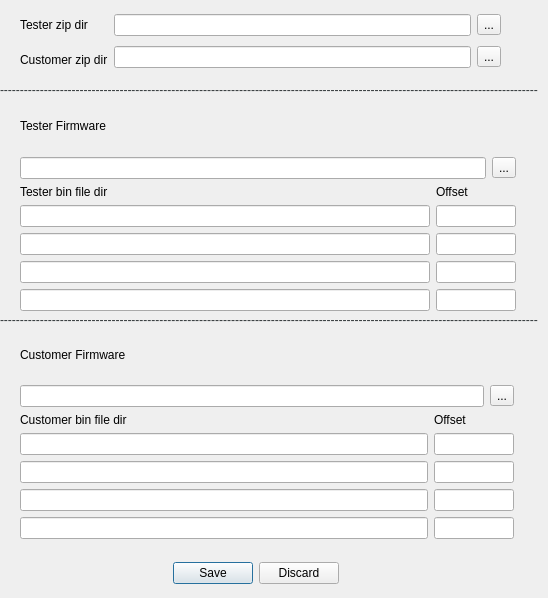
Before: the Qt Designer form PyQTUI/childrenForm.ui in wangyixu12/Esp32DownloadTools, drawn with Qt 5.
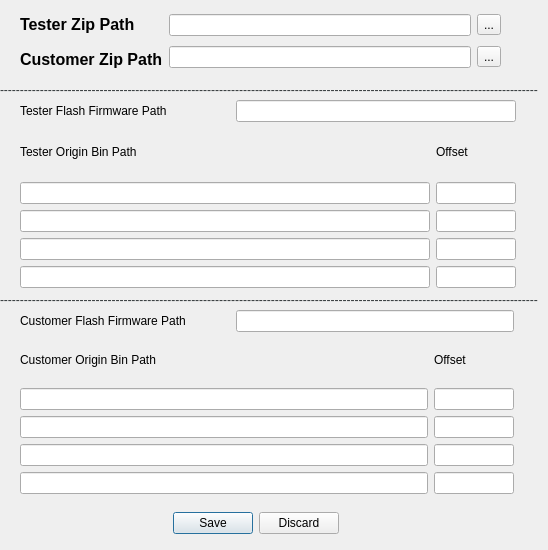
After: the same form once the commit is applied.

Commit message: 修改了设置界面

Patch:
```diff
--- a/PyQTUI/childrenForm.ui
+++ b/PyQTUI/childrenForm.ui
@@ -7,7 +7,7 @@
     <x>0</x>
     <y>0</y>
     <width>548</width>
-    <height>598</height>
+    <height>550</height>
    </rect>
   </property>
   <property name="minimumSize">
@@ -19,7 +19,7 @@
   <property name="maximumSize">
    <size>
     <width>548</width>
-    <height>700</height>
+    <height>550</height>
    </size>
   </property>
   <property name="windowTitle">
@@ -29,7 +29,7 @@
    <property name="geometry">
     <rect>
      <x>130</x>
-     <y>560</y>
+     <y>510</y>
      <width>251</width>
      <height>26</height>
     </rect>
@@ -56,14 +56,14 @@
       <item>
        <widget class="QLabel" name="label_5">
         <property name="text">
-         <string>Tester zip dir</string>
+         <string>&lt;html&gt;&lt;head/&gt;&lt;body&gt;&lt;p&gt;&lt;span style=&quot; font-size:12pt; font-weight:600;&quot;&gt;Tester Zip Path&lt;/span&gt;&lt;/p&gt;&lt;/body&gt;&lt;/html&gt;</string>
         </property>
        </widget>
       </item>
       <item>
        <widget class="QLabel" name="label_6">
         <property name="text">
-         <string>Customer zip dir</string>
+         <string>&lt;html&gt;&lt;head/&gt;&lt;body&gt;&lt;p&gt;&lt;span style=&quot; font-size:12pt; font-weight:600;&quot;&gt;Customer Zip Path&lt;/span&gt;&lt;/p&gt;&lt;/body&gt;&lt;/html&gt;</string>
         </property>
        </widget>
       </item>
@@ -120,7 +120,7 @@
    <property name="geometry">
     <rect>
      <x>0</x>
-     <y>310</y>
+     <y>290</y>
      <width>541</width>
      <height>20</height>
     </rect>
@@ -129,22 +129,28 @@
     <string>&lt;html&gt;&lt;head/&gt;&lt;body&gt;&lt;p&gt;&lt;span style=&quot; color:#2e3436;&quot;&gt;---------------------------------------------------------------------------------------------------------------------------------------&lt;/span&gt;&lt;/p&gt;&lt;/body&gt;&lt;/html&gt;</string>
    </property>
   </widget>
-  <widget class="QWidget" name="">
+  <widget class="QWidget" name="layoutWidget">
    <property name="geometry">
     <rect>
      <x>20</x>
      <y>100</y>
      <width>496</width>
-     <height>211</height>
+     <height>188</height>
     </rect>
    </property>
-   <layout class="QVBoxLayout" name="verticalLayout_13">
+   <layout class="QVBoxLayout" name="verticalLayout_6">
     <item>
-     <layout class="QVBoxLayout" name="verticalLayout_10">
+     <layout class="QHBoxLayout" name="horizontalLayout_11">
       <item>
        <widget class="QLabel" name="label_7">
+        <property name="minimumSize">
+         <size>
+          <width>210</width>
+          <height>0</height>
+         </size>
+        </property>
         <property name="text">
-         <string>Tester Firmware</string>
+         <string>Tester Flash Firmware Path</string>
         </property>
        </widget>
       </item>
@@ -153,13 +159,6 @@
         <item>
          <widget class="QLineEdit" name="pieFwEdit"/>
         </item>
-        <item>
-         <widget class="QToolButton" name="pieFwOptBtn">
-          <property name="text">
-           <string>...</string>
-          </property>
-         </widget>
-        </item>
        </layout>
       </item>
      </layout>
@@ -171,7 +170,7 @@
         <item>
          <widget class="QLabel" name="label_2">
           <property name="text">
-           <string>Tester bin file dir</string>
+           <string>Tester Origin Bin Path</string>
           </property>
          </widget>
         </item>
@@ -293,38 +292,33 @@
     </item>
    </layout>
   </widget>
-  <widget class="QWidget" name="">
+  <widget class="QWidget" name="layoutWidget">
    <property name="geometry">
     <rect>
      <x>20</x>
-     <y>330</y>
+     <y>310</y>
      <width>494</width>
-     <height>209</height>
+     <height>184</height>
     </rect>
    </property>
-   <layout class="QVBoxLayout" name="verticalLayout_14">
+   <layout class="QVBoxLayout" name="verticalLayout_10">
     <item>
-     <layout class="QVBoxLayout" name="verticalLayout_6">
+     <layout class="QHBoxLayout" name="horizontalLayout_8">
       <item>
        <widget class="QLabel" name="label_8">
+        <property name="minimumSize">
+         <size>
+          <width>210</width>
+          <height>0</height>
+         </size>
+        </property>
         <property name="text">
-         <string>Customer Firmware</string>
+         <string>Customer Flash Firmware Path</string>
         </property>
        </widget>
       </item>
       <item>
-       <layout class="QHBoxLayout" name="horizontalLayout_8">
-        <item>
-         <widget class="QLineEdit" name="custFwEdit"/>
-        </item>
-        <item>
-         <widget class="QToolButton" name="custFwOptBtn">
-          <property name="text">
-           <string>...</string>
-          </property>
-         </widget>
-        </item>
-       </layout>
+       <widget class="QLineEdit" name="custFwEdit"/>
       </item>
      </layout>
     </item>
@@ -335,7 +329,7 @@
         <item>
          <widget class="QLabel" name="label">
           <property name="text">
-           <string>Customer bin file dir</string>
+           <string>Customer Origin Bin Path</string>
           </property>
          </widget>
         </item>
```
Left out of the diff: 2 changed lines with no effect on the pictures. The commit also changes 1 other file.
